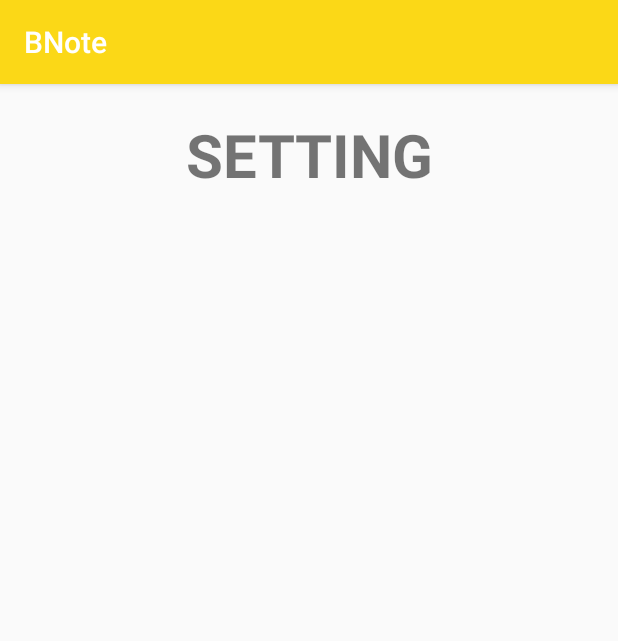
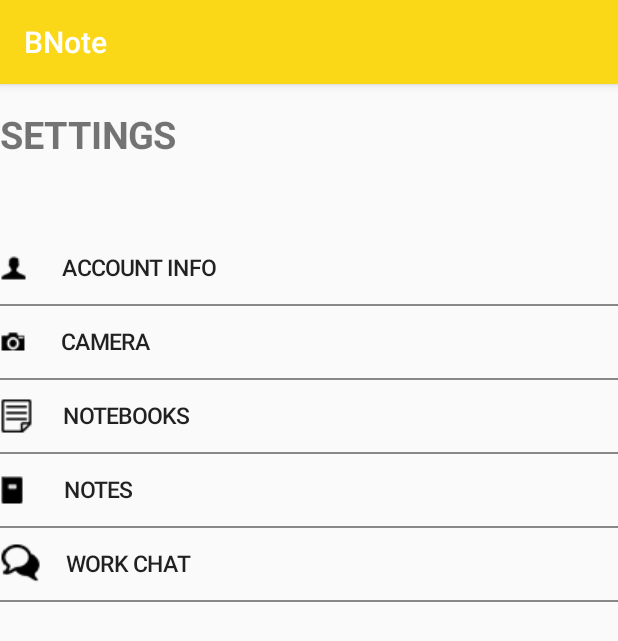
Before and after one commit to evelynkharisma/BNote, an Android app: the fragment SettingFragment shown on its own in the app's theme, on a phone screen of 412 x 824 dp. Shown: the top 641 px of the screen. Run offline under Robolectric (Android 15) with nearby library versions, the phone set to English and light mode, and no system bars.

Commit message:
fragment setting has been added

```diff
--- a/app/src/main/java/com/segid/bnote/SettingFragment.java
+++ b/app/src/main/java/com/segid/bnote/SettingFragment.java
@@ -1,23 +1,129 @@
 package com.segid.bnote;
 
+import android.graphics.Color;
+import android.graphics.Point;
+import android.graphics.Typeface;
 import android.os.Bundle;
 import android.support.v4.app.Fragment;
+import android.view.Display;
+import android.view.Gravity;
 import android.view.LayoutInflater;
 import android.view.View;
 import android.view.ViewGroup;
+import android.widget.Button;
+import android.widget.LinearLayout;
+import android.widget.TextView;
 
 
 public class SettingFragment extends Fragment {
+
+    private Button btnAccountInfo;
+    private Button btnCamera;
+    private Button btnNotebooks;
+    private Button btnNotes;
+    private Button btnWorkChat;
+
+    private LinearLayout settingLayout;
+
+    private TextView txtTitle;
+
+    private Display display;
+
+    private int screenWidth;
+    private int screenHeight;
+
+    private Point size;
 
     public SettingFragment() {
         // Required empty public constructor
     }
 
     @Override
-    public View onCreateView(LayoutInflater inflater, ViewGroup container,
-                             Bundle savedInstanceState) {
-        // Inflate the layout for this fragment
-        return inflater.inflate(R.layout.fragment_setting, container, false);
+    public View onCreateView(LayoutInflater inflater, ViewGroup container, Bundle savedInstanceState) {
+
+        View view = inflater.inflate(R.layout.fragment_setting, container, false);
+
+        size = new Point();
+        display = getActivity().getWindowManager().getDefaultDisplay();
+        display.getSize(size);
+        screenHeight = size.y;
+        screenWidth = size.x;
+
+
+        settingLayout = (LinearLayout) view.findViewById(R.id.settingLayout);
+
+        LinearLayout.LayoutParams titleParam = new LinearLayout.LayoutParams(ViewGroup.LayoutParams.MATCH_PARENT, (int) (screenHeight / 10));
+        titleParam.setMargins(0, 25, 0, 0);
+        txtTitle = new TextView(getActivity());
+        txtTitle.setText("SETTINGS");
+        txtTitle.setTypeface(Typeface.DEFAULT_BOLD);
+        txtTitle.setTextSize(25);
+        txtTitle.setLayoutParams(titleParam);
+
+
+        btnAccountInfo = new Button(getActivity());
+        btnAccountInfo.setCompoundDrawablesWithIntrinsicBounds(R.drawable.icon_account_info_setting, 0, 0, 0);
+        btnAccountInfo.setText("       Account Info");
+        btnAccountInfo.setTextSize(15);
+        btnAccountInfo.setBackgroundColor(getResources().getColor(R.color.bnote_transparent_background));
+        btnAccountInfo.setGravity(Gravity.LEFT);
+        btnAccountInfo.setGravity(Gravity.CENTER_VERTICAL);
+
+        btnCamera = new Button(getActivity());
+        btnCamera.setCompoundDrawablesWithIntrinsicBounds(R.drawable.icon_camera_setting, 0, 0, 0);
+        btnCamera.setText("       Camera");
+        btnCamera.setTextSize(15);
+        btnCamera.setBackgroundColor(getResources().getColor(R.color.bnote_transparent_background));
+        btnCamera.setGravity(Gravity.LEFT);
+        btnCamera.setGravity(Gravity.CENTER_VERTICAL);
+//
+        btnNotebooks = new Button(getActivity());
+        btnNotebooks.setCompoundDrawablesWithIntrinsicBounds(R.drawable.icon_note_setting, 0, 0, 0);
+        btnNotebooks.setText("      Notebooks");
+        btnNotebooks.setTextSize(15);
+        btnNotebooks.setBackgroundColor(getResources().getColor(R.color.bnote_transparent_background));
+        btnNotebooks.setGravity(Gravity.LEFT);
+        btnNotebooks.setGravity(Gravity.CENTER_VERTICAL);
+
+        btnNotes = new Button(getActivity());
+        btnNotes.setCompoundDrawablesWithIntrinsicBounds(R.drawable.icon_notebook_setting, 0, 0, 0);
+        btnNotes.setText("        Notes");
+        btnNotes.setTextSize(15);
+        btnNotes.setBackgroundColor(getResources().getColor(R.color.bnote_transparent_background));
+        btnNotes.setGravity(Gravity.LEFT);
+        btnNotes.setGravity(Gravity.CENTER_VERTICAL);
+
+        btnWorkChat = new Button(getActivity());
+        btnWorkChat.setCompoundDrawablesWithIntrinsicBounds(R.drawable.icon_work_chat_setting, 0, 0, 0);
+        btnWorkChat.setText("     Work Chat");
+        btnWorkChat.setTextSize(15);
+        btnWorkChat.setBackgroundColor(getResources().getColor(R.color.bnote_transparent_background));
+        btnWorkChat.setGravity(Gravity.LEFT);
+        btnWorkChat.setGravity(Gravity.CENTER_VERTICAL);
+
+        settingLayout.addView(txtTitle);
+
+        settingLayout.addView(btnAccountInfo);
+        settingLayout.addView(getLine());
+        settingLayout.addView(btnCamera);
+        settingLayout.addView(getLine());
+        settingLayout.addView(btnNotebooks);
+        settingLayout.addView(getLine());
+        settingLayout.addView(btnNotes);
+        settingLayout.addView(getLine());
+        settingLayout.addView(btnWorkChat);
+        settingLayout.addView(getLine());
+
+        return view;
+
     }
 
+    public View getLine() {
+        View line = new View(getActivity());
+        LinearLayout.LayoutParams separatorLayoutParams = new LinearLayout.LayoutParams(LinearLayout.LayoutParams.MATCH_PARENT, 2);
+        line.setBackgroundColor(Color.GRAY);
+        line.setLayoutParams(separatorLayoutParams);
+
+        return line;
+    }
 }
--- a/app/src/main/res/layout/fragment_setting.xml
+++ b/app/src/main/res/layout/fragment_setting.xml
@@ -2,12 +2,10 @@
     xmlns:tools="http://schemas.android.com/tools" android:layout_width="match_parent"
     android:layout_height="match_parent" tools:context="com.segid.bnote.SettingFragment">
 
-    <TextView
-        android:layout_width="fill_parent"
-        android:layout_height="wrap_content"
-        android:text="@string/fragment_setting"
-        android:textSize="40dp"
-        android:textStyle="bold"
-        android:textAlignment="center"
-        android:layout_marginTop="20dp"/>
+    <LinearLayout
+        android:id="@+id/settingLayout"
+        android:orientation="vertical"
+        android:layout_width="match_parent"
+        android:layout_height="match_parent"
+        android:layout_gravity="center_horizontal|top"></LinearLayout>
 </FrameLayout>
```
Also changed, not shown: app/src/main/res/drawable/icon_account_info_setting.png (added), app/src/main/res/drawable/icon_camera_setting.png (added), app/src/main/res/drawable/icon_note_setting.png (added), app/src/main/res/drawable/icon_notebook_setting.png (added), app/src/main/res/drawable/icon_work_chat_setting.png (added).
